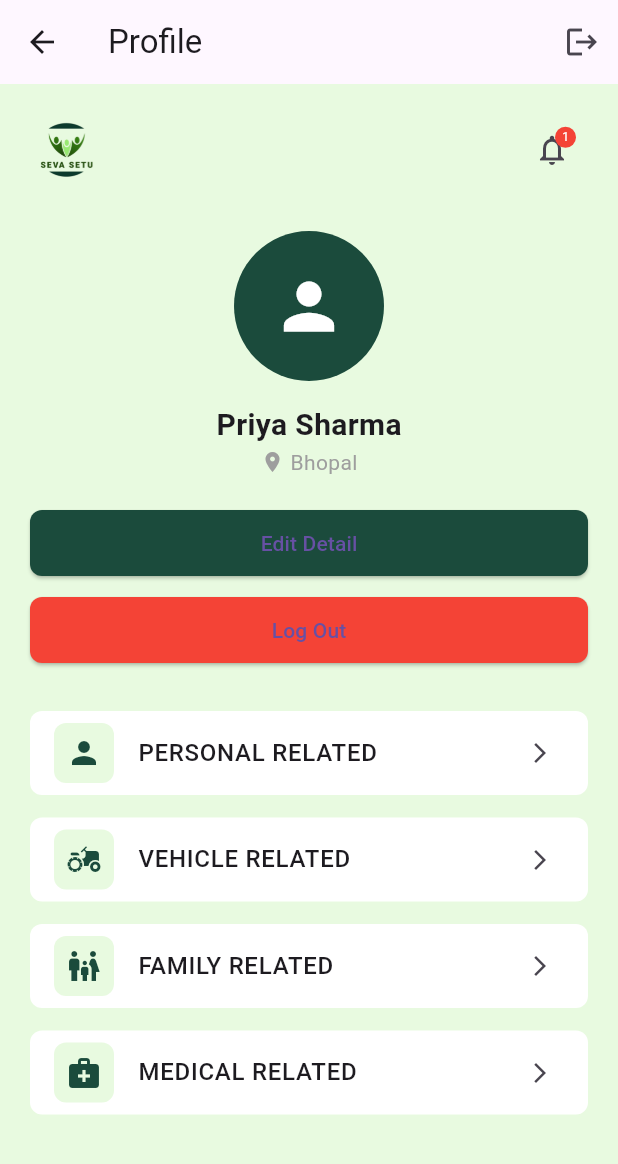
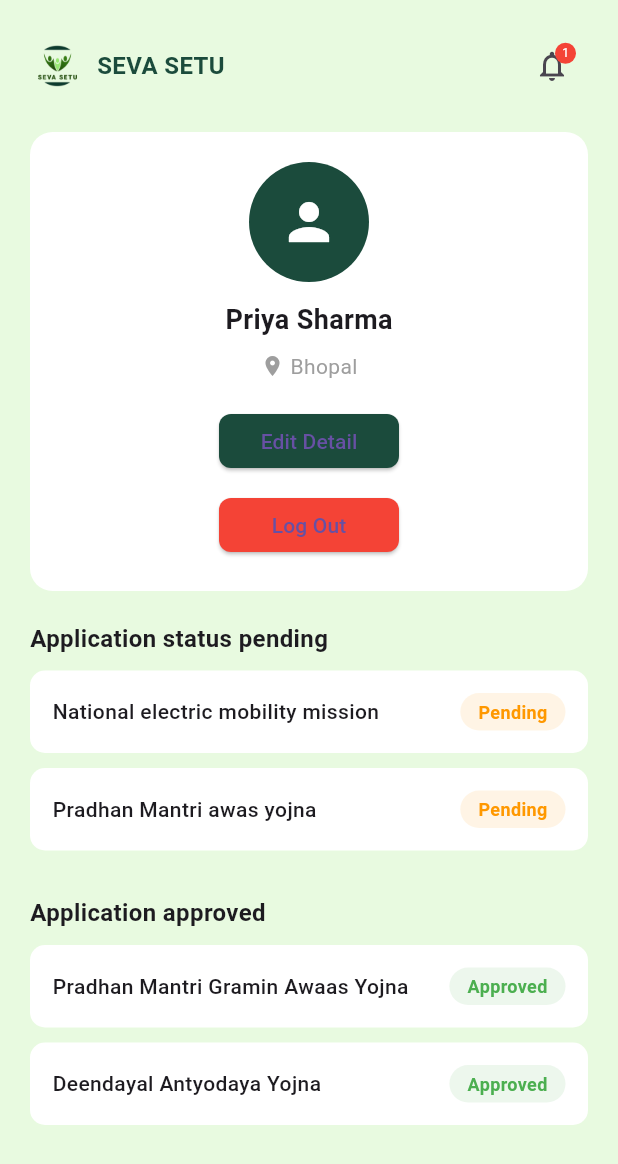
Before and after one commit to MrGojo/mehhh, a Flutter app: the ProfileScreen screen opened directly, on a phone screen of 412 x 824 dp. Shown: the top 1164 px of the screen. Run offline on Flutter 3.47's test engine with Material 3 defaults, Android fonts, the phone set to English and light mode, and no system bars; our stand-ins replace file_picker, shared_preferences; accounts and stored records are empty.

Commit message:
Updated registration form, income screen, and profile screen with new designs and functionality

```diff
--- a/lib/screens/profile_screen.dart
+++ b/lib/screens/profile_screen.dart
@@ -1,11 +1,6 @@
 import 'package:flutter/material.dart';
 import 'package:shared_preferences/shared_preferences.dart';
 import 'login_screen.dart';
-import 'personal_schemes_screen.dart';
-import 'vehicle_schemes_screen.dart';
-import 'family_schemes_screen.dart';
-import 'medical_schemes_screen.dart';
-import 'home_screen.dart';
 
 class ProfileScreen extends StatelessWidget {
   const ProfileScreen({super.key});
@@ -13,41 +8,35 @@ class ProfileScreen extends StatelessWidget {
   @override
   Widget build(BuildContext context) {
     return Scaffold(
-      appBar: AppBar(
-        title: const Text('Profile'),
-        actions: [
-          IconButton(
-            icon: const Icon(Icons.logout),
-            onPressed: () async {
-              final prefs = await SharedPreferences.getInstance();
-              await prefs.clear();
-              if (context.mounted) {
-                Navigator.pushAndRemoveUntil(
-                  context,
-                  MaterialPageRoute(builder: (context) => const LoginScreen()),
-                  (route) => false,
-                );
-              }
-            },
-          ),
-        ],
-      ),
       backgroundColor: const Color(0xFFE8FAE0),
       body: SafeArea(
-        child: Padding(
-          padding: const EdgeInsets.all(20.0),
+        child: SingleChildScrollView(
           child: Column(
             children: [
-              // Logo and Notification
+              // Top Section with Logo and Name
+              Container(
+                padding: const EdgeInsets.all(20),
+                child: Column(
+                  children: [
                     Row(
                       mainAxisAlignment: MainAxisAlignment.spaceBetween,
                       children: [
+                        Row(
+                          children: [
                             Image.asset(
                               'assets/images/seva_setu_logo.png',
-                    height: 40,
-                    errorBuilder: (context, error, stackTrace) {
-                      return const SizedBox(height: 40, width: 40);
-                    },
+                              height: 30,
+                            ),
+                            const SizedBox(width: 8),
+                            const Text(
+                              'SEVA SETU',
+                              style: TextStyle(
+                                fontSize: 16,
+                                fontWeight: FontWeight.bold,
+                                color: Color(0xFF1B4B3C),
+                              ),
+                            ),
+                          ],
                         ),
                         Stack(
                           children: [
@@ -82,38 +71,44 @@ class ProfileScreen extends StatelessWidget {
                         ),
                       ],
                     ),
-
-              const SizedBox(height: 30),
-
-              // Profile Picture
+                    const SizedBox(height: 20),
+                    // Profile Section
+                    Container(
+                      padding: const EdgeInsets.all(20),
+                      decoration: BoxDecoration(
+                        color: Colors.white,
+                        borderRadius: BorderRadius.circular(15),
+                      ),
+                      child: Column(
+                        children: [
                           const CircleAvatar(
-                radius: 50,
+                            radius: 40,
                             backgroundColor: Color(0xFF1B4B3C),
                             child: Icon(
                               Icons.person,
-                  size: 50,
+                              size: 40,
                               color: Colors.white,
                             ),
                           ),
-
-              const SizedBox(height: 15),
-
-              // User Name
-              Text(
+                          const SizedBox(height: 12),
+                          const Text(
                             'Priya Sharma',
-                style: const TextStyle(
-                  fontSize: 20,
+                            style: TextStyle(
+                              fontSize: 18,
                               fontWeight: FontWeight.bold,
                             ),
                           ),
-
-              // Location
+                          const SizedBox(height: 8),
                           Row(
                             mainAxisAlignment: MainAxisAlignment.center,
-                children: const [
-                  Icon(Icons.location_on, size: 16, color: Colors.grey),
-                  SizedBox(width: 4),
-                  Text(
+                            children: [
+                              const Icon(
+                                Icons.location_on,
+                                size: 16,
+                                color: Colors.grey,
+                              ),
+                              const SizedBox(width: 4),
+                              const Text(
                                 'Bhopal',
                                 style: TextStyle(
                                   color: Colors.grey,
@@ -121,95 +116,93 @@ class ProfileScreen extends StatelessWidget {
                               ),
                             ],
                           ),
-
-              const SizedBox(height: 20),
-
-              // Edit Profile & Logout Buttons
-              SizedBox(
-                width: double.infinity,
-                child: ElevatedButton(
+                          const SizedBox(height: 16),
+                          ElevatedButton(
                             onPressed: () {},
                             style: ElevatedButton.styleFrom(
                               backgroundColor: const Color(0xFF1B4B3C),
-                    padding: const EdgeInsets.symmetric(vertical: 12),
+                              minimumSize: const Size(120, 36),
                               shape: RoundedRectangleBorder(
                                 borderRadius: BorderRadius.circular(8),
                               ),
                             ),
                             child: const Text('Edit Detail'),
                           ),
-              ),
-
-              const SizedBox(height: 10),
-
-              SizedBox(
-                width: double.infinity,
-                child: ElevatedButton(
-                  onPressed: () {
+                          const SizedBox(height: 8),
+                          ElevatedButton(
+                            onPressed: () async {
+                              final prefs = await SharedPreferences.getInstance();
+                              await prefs.clear();
+                              if (context.mounted) {
                                 Navigator.pushAndRemoveUntil(
                                   context,
                                   MaterialPageRoute(
-                        builder: (context) => const HomeScreen(),
+                                    builder: (context) => const LoginScreen(),
                                   ),
                                   (route) => false,
                                 );
+                              }
                             },
                             style: ElevatedButton.styleFrom(
                               backgroundColor: Colors.red,
-                    padding: const EdgeInsets.symmetric(vertical: 12),
+                              minimumSize: const Size(120, 36),
                               shape: RoundedRectangleBorder(
                                 borderRadius: BorderRadius.circular(8),
                               ),
                             ),
                             child: const Text('Log Out'),
                           ),
+                        ],
+                      ),
+                    ),
+                  ],
+                ),
               ),
 
-              const SizedBox(height: 30),
-
-              // Categories
-              _buildCategoryTile(
-                context,
-                Icons.person,
-                'PERSONAL RELATED',
-                () => Navigator.push(
-                  context,
-                  MaterialPageRoute(
-                    builder: (context) => const PersonalSchemesScreen(),
+              // Application Status Section
+              Padding(
+                padding: const EdgeInsets.symmetric(horizontal: 20),
+                child: Column(
+                  crossAxisAlignment: CrossAxisAlignment.start,
+                  children: [
+                    const Text(
+                      'Application status pending',
+                      style: TextStyle(
+                        fontSize: 16,
+                        fontWeight: FontWeight.bold,
                       ),
                     ),
+                    const SizedBox(height: 10),
+                    _buildApplicationCard(
+                      'National electric mobility mission',
+                      'Pending',
+                      Colors.orange,
                     ),
-              _buildCategoryTile(
-                context,
-                Icons.agriculture,
-                'VEHICLE RELATED',
-                () => Navigator.push(
-                  context,
-                  MaterialPageRoute(
-                    builder: (context) => const VehicleSchemesScreen(),
+                    _buildApplicationCard(
+                      'Pradhan Mantri awas yojna',
+                      'Pending',
+                      Colors.orange,
+                    ),
+                    const SizedBox(height: 20),
+                    const Text(
+                      'Application approved',
+                      style: TextStyle(
+                        fontSize: 16,
+                        fontWeight: FontWeight.bold,
                       ),
                     ),
+                    const SizedBox(height: 10),
+                    _buildApplicationCard(
+                      'Pradhan Mantri Gramin Awaas Yojna',
+                      'Approved',
+                      Colors.green,
                     ),
-              _buildCategoryTile(
-                context,
-                Icons.family_restroom,
-                'FAMILY RELATED',
-                () => Navigator.push(
-                  context,
-                  MaterialPageRoute(
-                    builder: (context) => const FamilySchemesScreen(),
+                    _buildApplicationCard(
+                      'Deendayal Antyodaya Yojna',
+                      'Approved',
+                      Colors.green,
                     ),
-                ),
-              ),
-              _buildCategoryTile(
-                context,
-                Icons.medical_services,
-                'MEDICAL RELATED',
-                () => Navigator.push(
-                  context,
-                  MaterialPageRoute(
-                    builder: (context) => const MedicalSchemesScreen(),
-                  ),
+                  ],
                 ),
               ),
             ],
@@ -219,37 +212,41 @@ class ProfileScreen extends StatelessWidget {
     );
   }
 
-  Widget _buildCategoryTile(
-    BuildContext context,
-    IconData icon,
-    String title,
-    VoidCallback onTap,
-  ) {
-    return InkWell(
-      onTap: onTap,
-      child: Container(
-        margin: const EdgeInsets.only(bottom: 15),
+  Widget _buildApplicationCard(String title, String status, Color statusColor) {
+    return Container(
+      margin: const EdgeInsets.only(bottom: 10),
+      padding: const EdgeInsets.all(15),
       decoration: BoxDecoration(
         color: Colors.white,
-          borderRadius: BorderRadius.circular(8),
+        borderRadius: BorderRadius.circular(10),
       ),
-        child: ListTile(
-          leading: Container(
-            padding: const EdgeInsets.all(8),
-            decoration: BoxDecoration(
-              color: const Color(0xFFE8FAE0),
-              borderRadius: BorderRadius.circular(8),
-            ),
-            child: Icon(icon, color: const Color(0xFF1B4B3C)),
-          ),
-          title: Text(
+      child: Row(
+        mainAxisAlignment: MainAxisAlignment.spaceBetween,
+        children: [
+          Expanded(
+            child: Text(
               title,
               style: const TextStyle(
                 fontWeight: FontWeight.w500,
               ),
             ),
-          trailing: const Icon(Icons.arrow_forward_ios, size: 16),
           ),
+          Container(
+            padding: const EdgeInsets.symmetric(horizontal: 12, vertical: 4),
+            decoration: BoxDecoration(
+              color: statusColor.withOpacity(0.1),
+              borderRadius: BorderRadius.circular(20),
+            ),
+            child: Text(
+              status,
+              style: TextStyle(
+                color: statusColor,
+                fontSize: 12,
+                fontWeight: FontWeight.bold,
+              ),
+            ),
+          ),
+        ],
       ),
     );
   }
```
Also changed, not shown: lib/screens/income_screen.dart (+17 -20 lines), lib/screens/registration_screen.dart (+59 -18 lines). Lines whose indentation alone changed are shown as unchanged.
